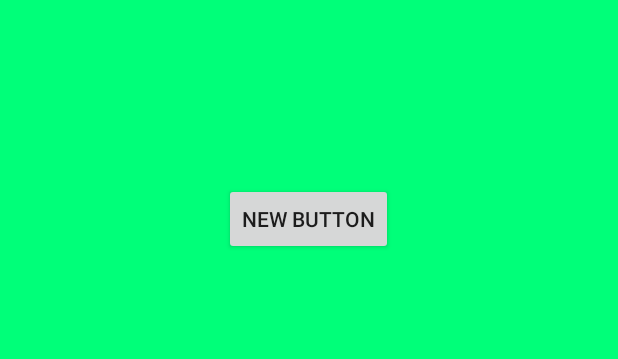
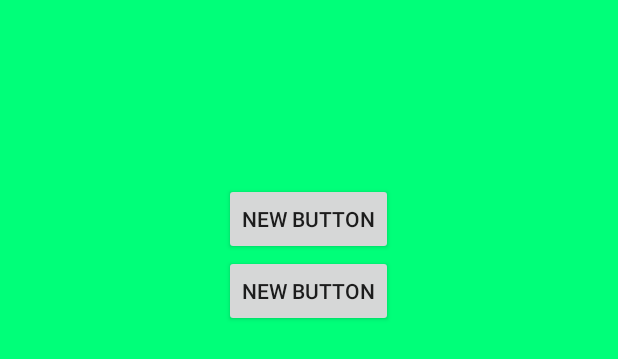
Before and after one commit to ferchitas/chupipandi, an Android app: the layout activity_tutotial.xml on its own in the app's theme, with its tools: preview values and no code run, on a phone screen of 412 x 824 dp. Shown: the top 359 px of the screen. Run offline under Robolectric (Android 15) with nearby library versions, the phone set to English and light mode, and no system bars.

Commit message:
He conseguido cambiar el tema con botones pero solo modifica el de la acticvity que lo tiene implementado no todas

```diff
--- a/app/src/main/res/layout/activity_tutotial.xml
+++ b/app/src/main/res/layout/activity_tutotial.xml
@@ -15,4 +15,13 @@
         android:layout_alignParentTop="true"
         android:layout_centerHorizontal="true"
         android:layout_marginTop="106dp" />
+
+    <Button
+        android:layout_width="wrap_content"
+        android:layout_height="wrap_content"
+        android:text="New Button"
+        android:id="@+id/button3"
+        android:layout_below="@+id/button2"
+        android:layout_centerHorizontal="true" />
+
 </RelativeLayout>
--- a/app/src/main/res/values/styles.xml
+++ b/app/src/main/res/values/styles.xml
@@ -7,12 +7,17 @@
         <item name="colorPrimaryDark">@color/morado</item>
         <item name="android:windowBackground">@color/verdeCesped</item>
     </style>
+
     <style name="AppTheme.NoActionBar">
         <item name="windowActionBar">false</item>
         <item name="windowNoTitle">true</item>
+        <item name="colorPrimary">@color/amarilloCanario</item>
+        <item name="colorPrimaryDark">@color/azulCielo</item>
+        <item name="android:windowBackground">@color/azulCielo</item>
     </style>
     <style name="AppTheme.AppBarOverlay" parent="ThemeOverlay.AppCompat.Dark.ActionBar" />
     <style name="AppTheme.PopupOverlay" parent="ThemeOverlay.AppCompat.Light" />
 
 
+
 </resources>
```
